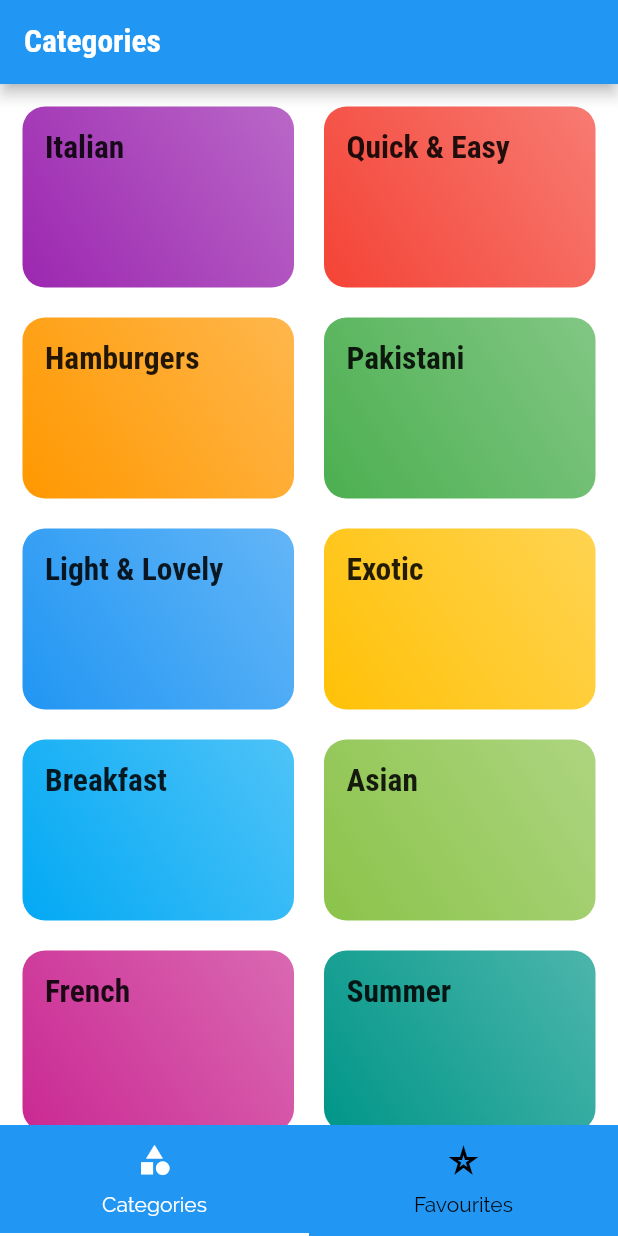
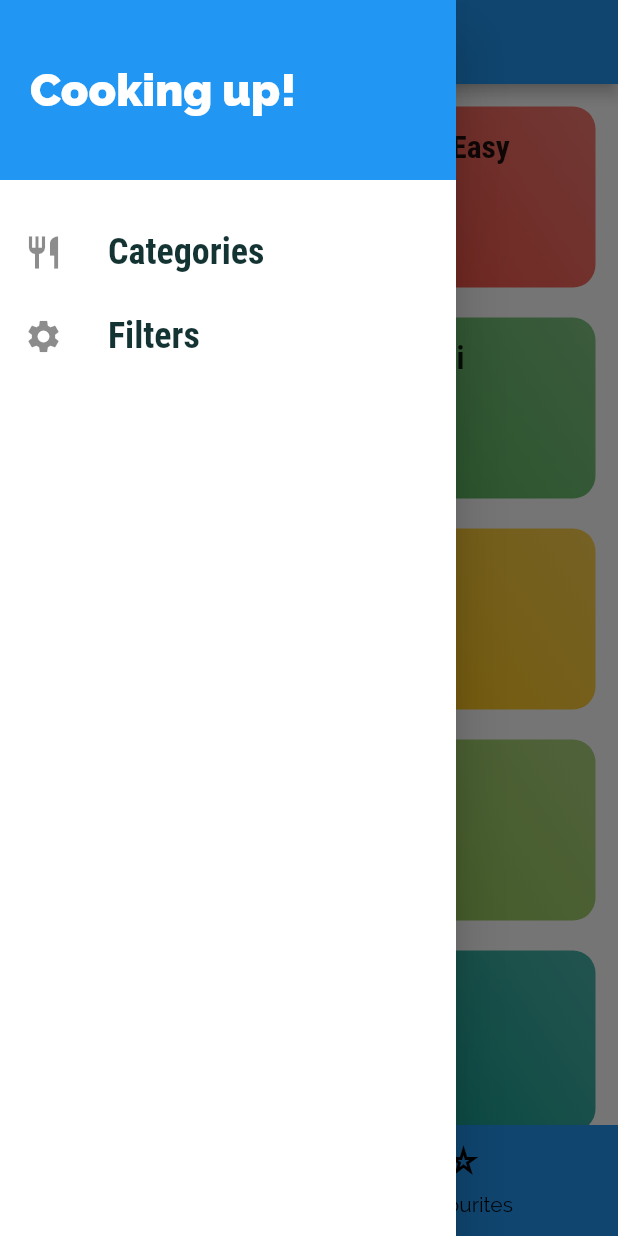
Before and after one commit to MuhammadSaad0/Flutter_Meals_App, a Flutter app: the screen it shows after launch, with the side drawer open (before the commit the screen has no drawer), on a phone screen of 412 x 824 dp. Run offline on Flutter 3.47's test engine with Material 2 defaults, Android fonts, the phone set to English and light mode, and no system bars.

Commit message:
Added drawer

```diff
--- /dev/null
+++ b/lib/filters_screen.dart
@@ -0,0 +1,13 @@
+import 'package:flutter/material.dart';
+import 'package:flutter_complete_guide/main_drawer.dart';
+
+class FiltersScreen extends StatelessWidget {
+  static const routeName = "/filters";
+  @override
+  Widget build(BuildContext context) {
+    return Scaffold(
+        appBar: AppBar(title: Text("Your Filters")),
+        drawer: MainDrawer(),
+        body: Center(child: Text("Filters")));
+  }
+}
--- a/lib/main.dart
+++ b/lib/main.dart
@@ -1,4 +1,5 @@
 import 'package:flutter/material.dart';
+import 'package:flutter_complete_guide/filters_screen.dart';
 import './tabs_screen.dart';
 import './meal_detail_screen.dart';
 import './category_meals_screen.dart';
@@ -31,6 +32,7 @@ class MyApp extends StatelessWidget {
       routes: {
         CategoryMealsScreen.routeName: (ctx) => CategoryMealsScreen(),
         MealDetailScreen.routeName: (context) => MealDetailScreen(),
+        FiltersScreen.routeName: (context) => FiltersScreen(),
       },
     );
   }
--- /dev/null
+++ b/lib/main_drawer.dart
@@ -0,0 +1,47 @@
+import 'package:flutter/material.dart';
+import './filters_screen.dart';
+
+class MainDrawer extends StatelessWidget {
+  Widget buildListTile(String title, IconData icon, Function tapHandler) {
+    return ListTile(
+      leading: Icon(icon, size: 26),
+      title: Text(
+        "${title}",
+        style: TextStyle(
+            fontFamily: "RobotoCondensed",
+            fontSize: 24,
+            fontWeight: FontWeight.bold),
+      ),
+      onTap: tapHandler,
+    );
+  }
+
+  @override
+  Widget build(BuildContext context) {
+    return Drawer(
+      child: Column(children: [
+        Container(
+          color: Colors.blue,
+          height: 120,
+          width: double.infinity,
+          padding: EdgeInsets.all(20),
+          alignment: Alignment.centerLeft,
+          child: Text("Cooking up!",
+              style: TextStyle(
+                  fontWeight: FontWeight.w900,
+                  fontSize: 30,
+                  color: Colors.white)),
+        ),
+        SizedBox(
+          height: 20,
+        ),
+        buildListTile("Categories", Icons.restaurant, () {
+          Navigator.of(context).pushReplacementNamed("/");
+        }),
+        buildListTile("Filters", Icons.settings, () {
+          Navigator.of(context).pushReplacementNamed(FiltersScreen.routeName);
+        }),
+      ]),
+    );
+  }
+}
--- a/lib/tabs_screen.dart
+++ b/lib/tabs_screen.dart
@@ -1,5 +1,6 @@
 import 'package:flutter/material.dart';
 import 'package:flutter_complete_guide/favourites_screen.dart';
+import 'package:flutter_complete_guide/main_drawer.dart';
 import './categories_screen.dart';
 
 class TabsScreen extends StatefulWidget {
@@ -28,6 +29,7 @@ class _TabsScreenState extends State<TabsScreen> {
           backgroundColor: Theme.of(context).primaryColor,
           title: Text(titles[selected_index]),
         ),
+        drawer: MainDrawer(),
         body: TabBarView(
           children: [
             CategoriesScreen(),
```
